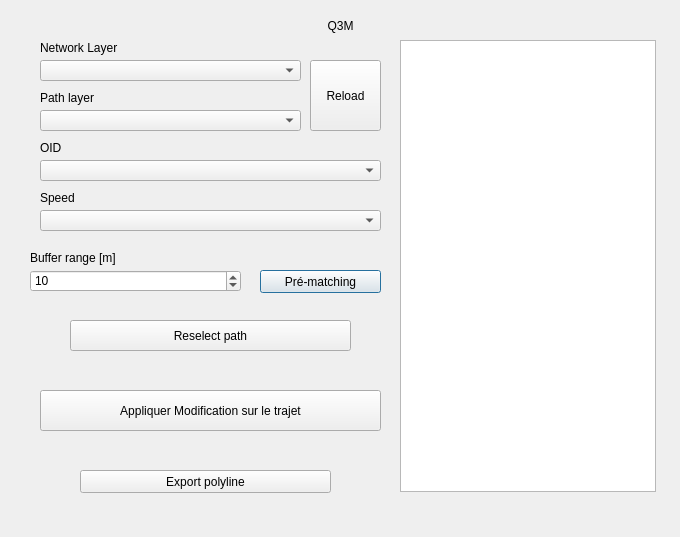
Above: map_matching_dialog_base.ui from LAEQ/Assisted-MapMatching before the change. Below: the same form after it.
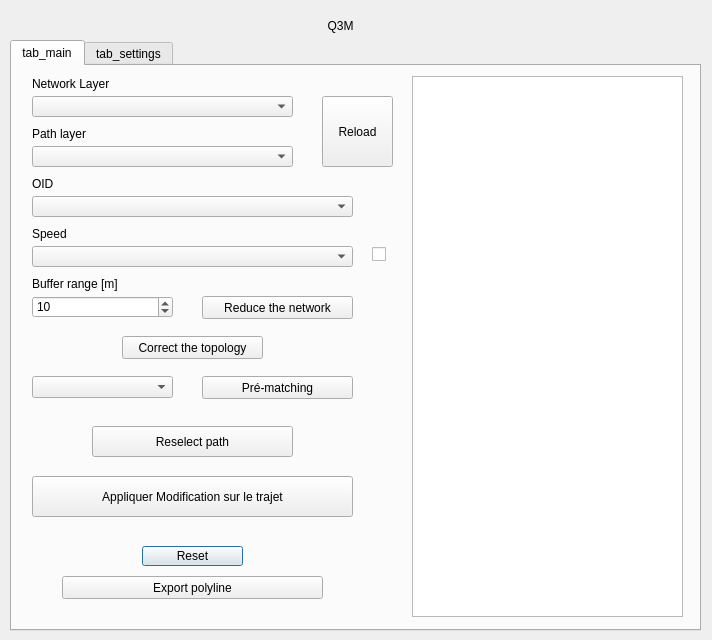
That is the form after the change.

Commit message: Add topological function, settings, and a few test

Diff of the .ui file:
```diff
--- a/map_matching_dialog_base.ui
+++ b/map_matching_dialog_base.ui
@@ -6,8 +6,8 @@
    <rect>
     <x>0</x>
     <y>0</y>
-    <width>680</width>
-    <height>537</height>
+    <width>712</width>
+    <height>640</height>
    </rect>
   </property>
   <property name="windowTitle">
@@ -41,157 +41,57 @@
     <set>Qt::AlignCenter</set>
    </property>
   </widget>
-  <widget class="QLabel" name="label_network">
+  <widget class="QTabWidget" name="tabWidget">
    <property name="geometry">
     <rect>
-     <x>40</x>
+     <x>10</x>
      <y>40</y>
-     <width>251</width>
-     <height>16</height>
+     <width>691</width>
+     <height>591</height>
     </rect>
    </property>
-   <property name="text">
-    <string>Network Layer</string>
+   <property name="currentIndex">
+    <number>0</number>
    </property>
-  </widget>
-  <widget class="QLabel" name="label_path">
+   <widget class="QWidget" name="tab_main">
+    <attribute name="title">
+     <string>tab_main</string>
+    </attribute>
+    <widget class="QPushButton" name="btn_reset">
    <property name="geometry">
     <rect>
-     <x>40</x>
-     <y>90</y>
-     <width>251</width>
-     <height>16</height>
+       <x>130</x>
+       <y>480</y>
+       <width>101</width>
+       <height>20</height>
     </rect>
    </property>
    <property name="text">
-    <string>Path layer</string>
-   </property>
-  </widget>
-  <widget class="QComboBox" name="combo_network">
-   <property name="geometry">
-    <rect>
-     <x>40</x>
-     <y>60</y>
-     <width>261</width>
-     <height>21</height>
-    </rect>
-   </property>
-   <property name="sizePolicy">
-    <sizepolicy hsizetype="Expanding" vsizetype="Fixed">
-     <horstretch>0</horstretch>
-     <verstretch>0</verstretch>
-    </sizepolicy>
-   </property>
-  </widget>
-  <widget class="QComboBox" name="combo_path">
+      <string>Reset</string>
+     </property>
+    </widget>
+    <widget class="QPushButton" name="btn_reduce_network">
+     <property name="enabled">
+      <bool>true</bool>
+     </property>
    <property name="geometry">
     <rect>
-     <x>40</x>
-     <y>110</y>
-     <width>261</width>
-     <height>21</height>
-    </rect>
-   </property>
-   <property name="sizePolicy">
-    <sizepolicy hsizetype="Expanding" vsizetype="Fixed">
-     <horstretch>0</horstretch>
-     <verstretch>0</verstretch>
-    </sizepolicy>
-   </property>
-  </widget>
-  <widget class="QLabel" name="label_oid">
-   <property name="geometry">
-    <rect>
-     <x>40</x>
-     <y>140</y>
-     <width>331</width>
-     <height>16</height>
-    </rect>
-   </property>
-   <property name="text">
-    <string>OID</string>
-   </property>
-  </widget>
-  <widget class="QComboBox" name="combo_oid">
-   <property name="geometry">
-    <rect>
-     <x>40</x>
-     <y>160</y>
-     <width>341</width>
-     <height>21</height>
-    </rect>
-   </property>
-   <property name="sizePolicy">
-    <sizepolicy hsizetype="Expanding" vsizetype="Fixed">
-     <horstretch>0</horstretch>
-     <verstretch>0</verstretch>
-    </sizepolicy>
-   </property>
-  </widget>
-  <widget class="QLabel" name="label_speed">
-   <property name="geometry">
-    <rect>
-     <x>40</x>
-     <y>190</y>
-     <width>331</width>
-     <height>16</height>
-    </rect>
-   </property>
-   <property name="text">
-    <string>Speed</string>
-   </property>
-  </widget>
-  <widget class="QComboBox" name="combo_speed">
-   <property name="geometry">
-    <rect>
-     <x>40</x>
-     <y>210</y>
-     <width>341</width>
-     <height>21</height>
-    </rect>
-   </property>
-   <property name="sizePolicy">
-    <sizepolicy hsizetype="Expanding" vsizetype="Fixed">
-     <horstretch>0</horstretch>
-     <verstretch>0</verstretch>
-    </sizepolicy>
-   </property>
-  </widget>
-  <widget class="QSpinBox" name="spinBoxBufferRange">
-   <property name="geometry">
-    <rect>
-     <x>30</x>
-     <y>270</y>
-     <width>211</width>
-     <height>22</height>
-    </rect>
-   </property>
-   <property name="maximum">
-    <number>200000</number>
-   </property>
-   <property name="value">
-    <number>10</number>
-   </property>
-  </widget>
-  <widget class="QPushButton" name="btn_map_matching">
-   <property name="geometry">
-    <rect>
-     <x>260</x>
-     <y>270</y>
-     <width>121</width>
+       <x>190</x>
+       <y>230</y>
+       <width>151</width>
      <height>23</height>
     </rect>
    </property>
    <property name="text">
-    <string>Pré-matching</string>
+      <string>Reduce the network</string>
    </property>
   </widget>
   <widget class="QPushButton" name="btn_reselect_path">
    <property name="geometry">
     <rect>
-     <x>70</x>
-     <y>320</y>
-     <width>281</width>
+       <x>80</x>
+       <y>360</y>
+       <width>201</width>
      <height>31</height>
     </rect>
    </property>
@@ -199,12 +99,41 @@
     <string>Reselect path</string>
    </property>
   </widget>
+    <widget class="QPushButton" name="btn_export_line">
+     <property name="geometry">
+      <rect>
+       <x>50</x>
+       <y>510</y>
+       <width>261</width>
+       <height>23</height>
+      </rect>
+     </property>
+     <property name="text">
+      <string>Export polyline</string>
+     </property>
+    </widget>
+    <widget class="QComboBox" name="combo_speed">
+     <property name="geometry">
+      <rect>
+       <x>20</x>
+       <y>180</y>
+       <width>321</width>
+       <height>21</height>
+      </rect>
+     </property>
+     <property name="sizePolicy">
+      <sizepolicy hsizetype="Expanding" vsizetype="Fixed">
+       <horstretch>0</horstretch>
+       <verstretch>0</verstretch>
+      </sizepolicy>
+     </property>
+    </widget>
   <widget class="QPushButton" name="btn_apply_path_change">
    <property name="geometry">
     <rect>
-     <x>40</x>
-     <y>390</y>
-     <width>341</width>
+       <x>20</x>
+       <y>410</y>
+       <width>321</width>
      <height>41</height>
     </rect>
    </property>
@@ -212,24 +141,21 @@
     <string>Appliquer Modification sur le trajet</string>
    </property>
   </widget>
-  <widget class="QPushButton" name="btn_export_line">
+    <widget class="QComboBox" name="combo_algo_matching">
    <property name="geometry">
     <rect>
-     <x>80</x>
-     <y>470</y>
-     <width>251</width>
-     <height>23</height>
-    </rect>
-   </property>
-   <property name="text">
-    <string>Export polyline</string>
-   </property>
+       <x>20</x>
+       <y>310</y>
+       <width>141</width>
+       <height>22</height>
+      </rect>
+     </property>
   </widget>
   <widget class="QLabel" name="label_buffer_range">
    <property name="geometry">
     <rect>
-     <x>30</x>
-     <y>250</y>
+       <x>20</x>
+       <y>210</y>
      <width>211</width>
      <height>16</height>
     </rect>
@@ -238,11 +164,146 @@
     <string>Buffer range [m]</string>
    </property>
   </widget>
+    <widget class="QPushButton" name="btn_map_matching">
+     <property name="geometry">
+      <rect>
+       <x>190</x>
+       <y>310</y>
+       <width>151</width>
+       <height>23</height>
+      </rect>
+     </property>
+     <property name="text">
+      <string>Pré-matching</string>
+     </property>
+    </widget>
+    <widget class="QSpinBox" name="spin_buffer_range">
+     <property name="geometry">
+      <rect>
+       <x>20</x>
+       <y>230</y>
+       <width>141</width>
+       <height>22</height>
+      </rect>
+     </property>
+     <property name="maximum">
+      <number>200000</number>
+     </property>
+     <property name="value">
+      <number>10</number>
+     </property>
+    </widget>
+    <widget class="QComboBox" name="combo_network">
+     <property name="geometry">
+      <rect>
+       <x>20</x>
+       <y>30</y>
+       <width>261</width>
+       <height>21</height>
+      </rect>
+     </property>
+     <property name="sizePolicy">
+      <sizepolicy hsizetype="Expanding" vsizetype="Fixed">
+       <horstretch>0</horstretch>
+       <verstretch>0</verstretch>
+      </sizepolicy>
+     </property>
+    </widget>
+    <widget class="QLabel" name="label_speed">
+     <property name="geometry">
+      <rect>
+       <x>20</x>
+       <y>160</y>
+       <width>331</width>
+       <height>16</height>
+      </rect>
+     </property>
+     <property name="text">
+      <string>Speed</string>
+     </property>
+    </widget>
+    <widget class="QCheckBox" name="check_speed">
+     <property name="geometry">
+      <rect>
+       <x>360</x>
+       <y>180</y>
+       <width>70</width>
+       <height>17</height>
+      </rect>
+     </property>
+     <property name="text">
+      <string/>
+     </property>
+    </widget>
+    <widget class="QTextBrowser" name="textBrowser_help">
+     <property name="geometry">
+      <rect>
+       <x>400</x>
+       <y>10</y>
+       <width>271</width>
+       <height>541</height>
+      </rect>
+     </property>
+     <property name="sizePolicy">
+      <sizepolicy hsizetype="Maximum" vsizetype="Expanding">
+       <horstretch>0</horstretch>
+       <verstretch>0</verstretch>
+      </sizepolicy>
+     </property>
+     <property name="readOnly">
+      <bool>true</bool>
+     </property>
+     <property name="openExternalLinks">
+      <bool>true</bool>
+     </property>
+    </widget>
+    <widget class="QComboBox" name="combo_oid">
+     <property name="geometry">
+      <rect>
+       <x>20</x>
+       <y>130</y>
+       <width>321</width>
+       <height>21</height>
+      </rect>
+     </property>
+     <property name="sizePolicy">
+      <sizepolicy hsizetype="Expanding" vsizetype="Fixed">
+       <horstretch>0</horstretch>
+       <verstretch>0</verstretch>
+      </sizepolicy>
+     </property>
+    </widget>
+    <widget class="QLabel" name="label_oid">
+     <property name="geometry">
+      <rect>
+       <x>20</x>
+       <y>110</y>
+       <width>331</width>
+       <height>16</height>
+      </rect>
+     </property>
+     <property name="text">
+      <string>OID</string>
+     </property>
+    </widget>
+    <widget class="QLabel" name="label_network">
+     <property name="geometry">
+      <rect>
+       <x>20</x>
+       <y>10</y>
+       <width>251</width>
+       <height>16</height>
+      </rect>
+     </property>
+     <property name="text">
+      <string>Network Layer</string>
+     </property>
+    </widget>
   <widget class="QPushButton" name="btn_reload_layers">
    <property name="geometry">
     <rect>
      <x>310</x>
-     <y>60</y>
+       <y>30</y>
      <width>71</width>
      <height>71</height>
     </rect>
@@ -263,13 +324,228 @@
     <bool>false</bool>
    </property>
   </widget>
-  <widget class="QTextBrowser" name="textBrowser_help">
+    <widget class="QPushButton" name="btn_correct_topology">
+     <property name="enabled">
+      <bool>true</bool>
+     </property>
+     <property name="geometry">
+      <rect>
+       <x>110</x>
+       <y>270</y>
+       <width>141</width>
+       <height>23</height>
+      </rect>
+     </property>
+     <property name="text">
+      <string>Correct the topology</string>
+     </property>
+    </widget>
+    <widget class="QLabel" name="label_path">
+     <property name="geometry">
+      <rect>
+       <x>20</x>
+       <y>60</y>
+       <width>251</width>
+       <height>16</height>
+      </rect>
+     </property>
+     <property name="text">
+      <string>Path layer</string>
+     </property>
+    </widget>
+    <widget class="QComboBox" name="combo_path">
+     <property name="geometry">
+      <rect>
+       <x>20</x>
+       <y>80</y>
+       <width>261</width>
+       <height>21</height>
+      </rect>
+     </property>
+     <property name="sizePolicy">
+      <sizepolicy hsizetype="Expanding" vsizetype="Fixed">
+       <horstretch>0</horstretch>
+       <verstretch>0</verstretch>
+      </sizepolicy>
+     </property>
+    </widget>
+   </widget>
+   <widget class="QWidget" name="tab_settings">
+    <attribute name="title">
+     <string>tab_settings</string>
+    </attribute>
+    <widget class="QGroupBox" name="group_matching">
+     <property name="geometry">
+      <rect>
+       <x>10</x>
+       <y>340</y>
+       <width>321</width>
+       <height>141</height>
+      </rect>
+     </property>
+     <property name="title">
+      <string>Matching tolerance</string>
+     </property>
+     <widget class="QDoubleSpinBox" name="spin_searching_radius">
+      <property name="geometry">
+       <rect>
+        <x>10</x>
+        <y>40</y>
+        <width>281</width>
+        <height>22</height>
+       </rect>
+      </property>
+      <property name="maximum">
+       <double>9999.989999999999782</double>
+      </property>
+      <property name="value">
+       <double>45.000000000000000</double>
+      </property>
+     </widget>
+     <widget class="QLabel" name="label_sigma">
+      <property name="geometry">
+       <rect>
+        <x>10</x>
+        <y>80</y>
+        <width>281</width>
+        <height>16</height>
+       </rect>
+      </property>
+      <property name="text">
+       <string>Sigma</string>
+      </property>
+     </widget>
+     <widget class="QDoubleSpinBox" name="spin_sigma">
+      <property name="geometry">
+       <rect>
+        <x>10</x>
+        <y>100</y>
+        <width>281</width>
+        <height>22</height>
+       </rect>
+      </property>
+      <property name="maximum">
+       <double>9999.989999999999782</double>
+      </property>
+      <property name="value">
+       <double>5.000000000000000</double>
+      </property>
+     </widget>
+     <widget class="QLabel" name="label_searching_radius">
+      <property name="geometry">
+       <rect>
+        <x>10</x>
+        <y>20</y>
+        <width>281</width>
+        <height>16</height>
+       </rect>
+      </property>
+      <property name="text">
+       <string>searching radius</string>
+      </property>
+     </widget>
+    </widget>
+    <widget class="QLabel" name="label_speed_limit">
+     <property name="geometry">
+      <rect>
+       <x>20</x>
+       <y>40</y>
+       <width>281</width>
+       <height>16</height>
+      </rect>
+     </property>
+     <property name="text">
+      <string>Speed stop limit</string>
+     </property>
+    </widget>
+    <widget class="QGroupBox" name="group_topology">
+     <property name="geometry">
+      <rect>
+       <x>10</x>
+       <y>140</y>
+       <width>321</width>
+       <height>141</height>
+      </rect>
+     </property>
+     <property name="title">
+      <string>Topological tolerance</string>
+     </property>
+     <widget class="QDoubleSpinBox" name="spin_close_call">
+      <property name="geometry">
+       <rect>
+        <x>10</x>
+        <y>40</y>
+        <width>281</width>
+        <height>22</height>
+       </rect>
+      </property>
+      <property name="value">
+       <double>0.300000000000000</double>
+      </property>
+     </widget>
+     <widget class="QLabel" name="label_intersection">
+      <property name="geometry">
+       <rect>
+        <x>10</x>
+        <y>80</y>
+        <width>281</width>
+        <height>16</height>
+       </rect>
+      </property>
+      <property name="text">
+       <string>Intersection and Dangle Nodes</string>
+      </property>
+     </widget>
+     <widget class="QDoubleSpinBox" name="spin_intersection">
+      <property name="geometry">
+       <rect>
+        <x>10</x>
+        <y>100</y>
+        <width>281</width>
+        <height>22</height>
+       </rect>
+      </property>
+      <property name="value">
+       <double>0.010000000000000</double>
+      </property>
+     </widget>
+     <widget class="QLabel" name="label_close_call">
+      <property name="geometry">
+       <rect>
+        <x>10</x>
+        <y>20</y>
+        <width>281</width>
+        <height>16</height>
+       </rect>
+      </property>
+      <property name="text">
+       <string>Close call</string>
+      </property>
+     </widget>
+    </widget>
+    <widget class="QDoubleSpinBox" name="spin_stop_speed">
+     <property name="geometry">
+      <rect>
+       <x>20</x>
+       <y>60</y>
+       <width>281</width>
+       <height>22</height>
+      </rect>
+     </property>
+     <property name="maximum">
+      <double>9999.000000000000000</double>
+     </property>
+     <property name="value">
+      <double>0.100000000000000</double>
+     </property>
+    </widget>
+    <widget class="QTextBrowser" name="textBrowser_settings">
    <property name="geometry">
     <rect>
      <x>400</x>
-     <y>40</y>
-     <width>256</width>
-     <height>452</height>
+       <y>10</y>
+       <width>271</width>
+       <height>541</height>
     </rect>
    </property>
    <property name="sizePolicy">
@@ -285,6 +561,10 @@
     <bool>true</bool>
    </property>
   </widget>
+   </widget>
+  </widget>
+  <zorder>tabWidget</zorder>
+  <zorder>label_subtitle</zorder>
  </widget>
  <resources/>
  <connections/>
```
Lines whose indentation alone changed are shown as unchanged. The commit also changes 49 other files.
